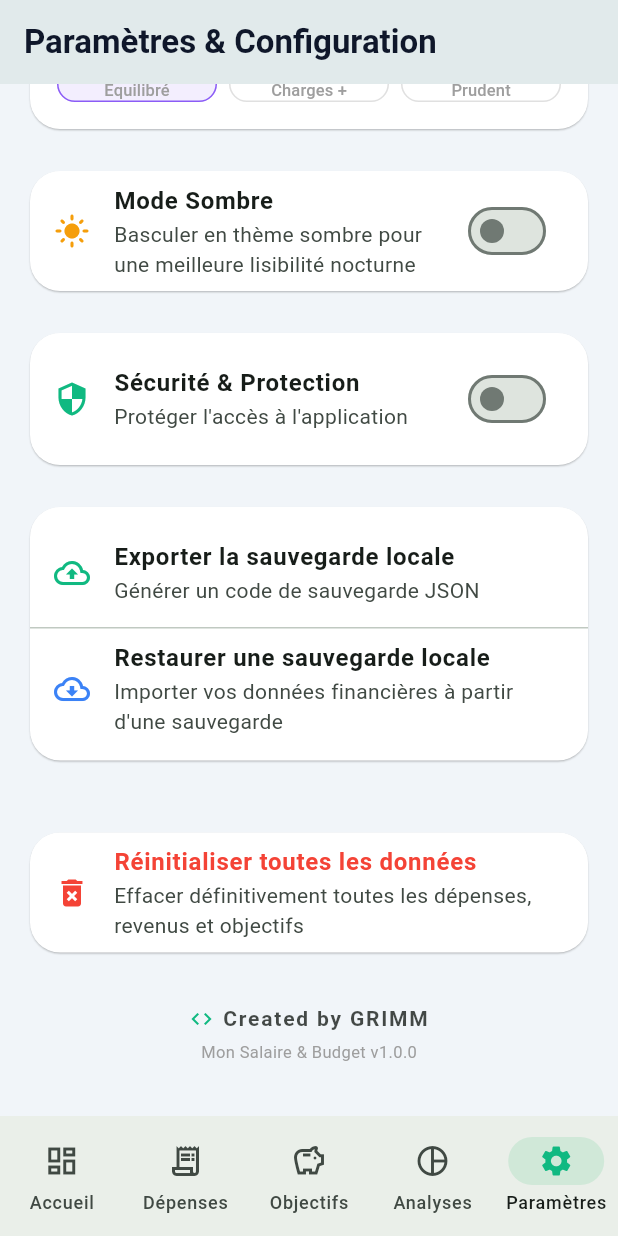
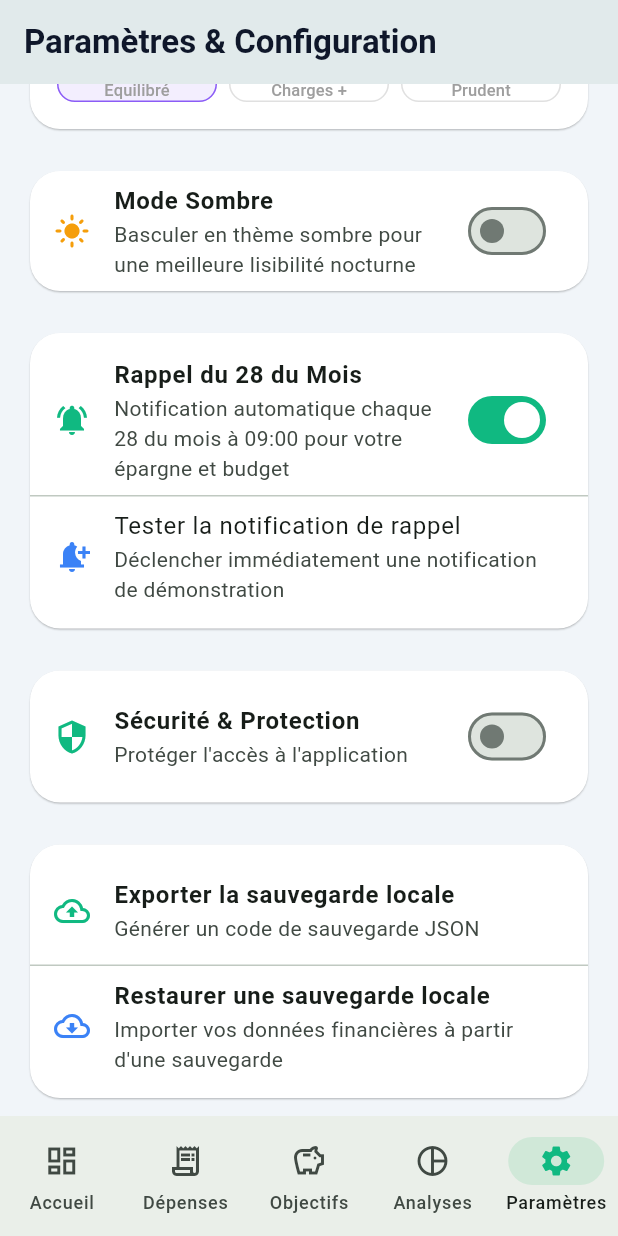
Before and after one commit to devherz/my_salary, a Flutter app: the screen it shows after launch, item 5 of the bottom bar chosen, scrolled down 576 dp, on a phone screen of 412 x 824 dp. Run offline on Flutter 3.47's test engine with Material 3 defaults, Android fonts, the light colour scheme and no system bars; our stand-ins replace fl_chart, flutter_local_notifications, shared_preferences, timezone.

Commit message:
Feat: Ajout du rappel automatique par notification chaque 28 du mois

```diff
--- a/lib/main.dart
+++ b/lib/main.dart
@@ -4,11 +4,13 @@ import 'package:intl/date_symbol_data_local.dart';
 import 'package:provider/provider.dart';
 import 'providers/salary_provider.dart';
 import 'screens/home_navigation_screen.dart';
+import 'services/notification_service.dart';
 import 'services/storage_service.dart';
 
 void main() async {
   WidgetsFlutterBinding.ensureInitialized();
   await initializeDateFormatting('fr_FR', null);
+  await NotificationService().init();
   final storage = await StorageService.init();
 
   runApp(
--- a/lib/screens/settings_tab.dart
+++ b/lib/screens/settings_tab.dart
@@ -3,6 +3,7 @@ import 'package:flutter/services.dart';
 import 'package:provider/provider.dart';
 import '../models/budget_rule.dart';
 import '../providers/salary_provider.dart';
+import '../services/notification_service.dart';
 import 'password_lock_screen.dart';
 import 'pin_lock_screen.dart';
 
@@ -478,6 +479,46 @@ class _SettingsTabState extends State<SettingsTab> {
             ),
             const SizedBox(height: 20),
 
+            // Notification Reminder Card (Rappel du 28 du mois)
+            Card(
+              elevation: 0.5,
+              shape: RoundedRectangleBorder(borderRadius: BorderRadius.circular(20)),
+              child: Padding(
+                padding: const EdgeInsets.symmetric(vertical: 8.0),
+                child: Column(
+                  children: [
+                    SwitchListTile(
+                      title: const Text('Rappel du 28 du Mois', style: TextStyle(fontWeight: FontWeight.bold)),
+                      subtitle: const Text('Notification automatique chaque 28 du mois à 09:00 pour votre épargne et budget'),
+                      value: provider.isMonthlyReminderEnabled,
+                      secondary: const Icon(
+                        Icons.notifications_active,
+                        color: Color(0xFF10B981),
+                      ),
+                      onChanged: (val) => provider.toggleMonthlyReminder(val),
+                    ),
+                    if (provider.isMonthlyReminderEnabled) ...[
+                      const Divider(height: 1),
+                      ListTile(
+                        leading: const Icon(Icons.notification_add, color: Color(0xFF3B82F6)),
+                        title: const Text('Tester la notification de rappel'),
+                        subtitle: const Text('Déclencher immédiatement une notification de démonstration'),
+                        onTap: () async {
+                          await NotificationService().showTestNotification();
+                          if (context.mounted) {
+                            ScaffoldMessenger.of(context).showSnackBar(
+                              const SnackBar(content: Text('Notification de test envoyée !')),
+                            );
+                          }
+                        },
+                      ),
+                    ],
+                  ],
+                ),
+              ),
+            ),
+            const SizedBox(height: 20),
+
             // 5. Security & Authentication Card
             Card(
               elevation: 0.5,
--- a/lib/services/storage_service.dart
+++ b/lib/services/storage_service.dart
@@ -155,6 +155,16 @@ class StorageService {
     await prefs.setString(_keyPassword, password);
   }
 
+  static const String _keyMonthlyReminderEnabled = 'monthly_reminder_enabled';
+
+  bool isMonthlyReminderEnabled() {
+    return prefs.getBool(_keyMonthlyReminderEnabled) ?? true;
+  }
+
+  Future<void> saveMonthlyReminderEnabled(bool enabled) async {
+    await prefs.setBool(_keyMonthlyReminderEnabled, enabled);
+  }
+
   Future<void> clearAllData() async {
     await prefs.remove(_keyIncomes);
     await prefs.remove(_keyExpenses);
--- a/pubspec.yaml
+++ b/pubspec.yaml
@@ -38,6 +38,8 @@ dependencies:
   shared_preferences: ^2.5.2
   intl: ^0.20.2
   fl_chart: ^0.70.2
+  flutter_local_notifications: ^18.0.1
+  timezone: ^0.9.4
 
 dev_dependencies:
   flutter_test:
```
Also changed, not shown: lib/providers/salary_provider.dart (+15 -0 lines), lib/services/notification_service.dart (added, +110 -0 lines), pubspec.lock, 1 other file.
